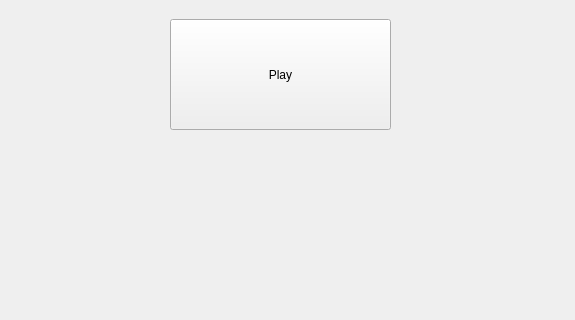
First picture: the form in titlescreen.ui, repository aaeilts/Nine-Mens-Morris, before the edit; both pictures show x 0 to 575 and y 111 to 431 of the 575 by 564 pixel window.
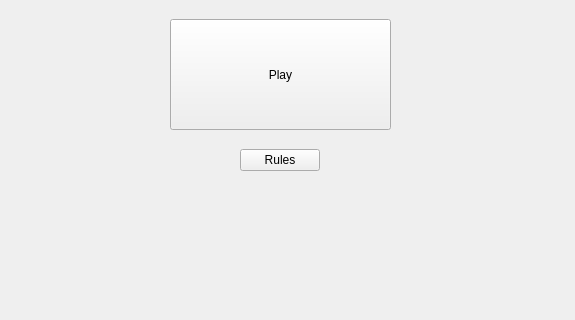
Second picture: the form after the edit.

Diff of the .ui file:
```diff
--- a/titlescreen.ui
+++ b/titlescreen.ui
@@ -27,6 +27,19 @@
      <string>Play</string>
     </property>
    </widget>
+   <widget class="QPushButton" name="pushButton_2">
+    <property name="geometry">
+     <rect>
+      <x>240</x>
+      <y>260</y>
+      <width>80</width>
+      <height>22</height>
+     </rect>
+    </property>
+    <property name="text">
+     <string>Rules</string>
+    </property>
+   </widget>
   </widget>
  </widget>
  <resources/>
```
